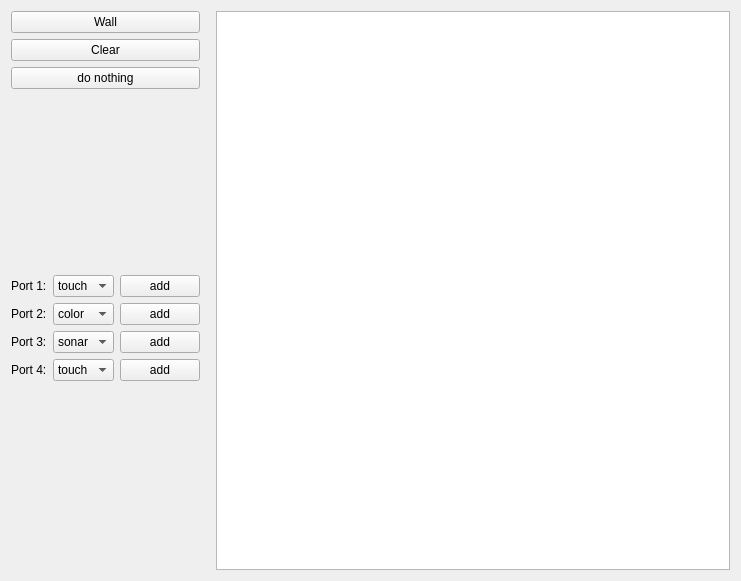
This is qrgui/interpreters/robots/details/d2RobotModel/d2Form.ui in qreal/qreal as Qt 5 draws it before an edit. The edited form follows.
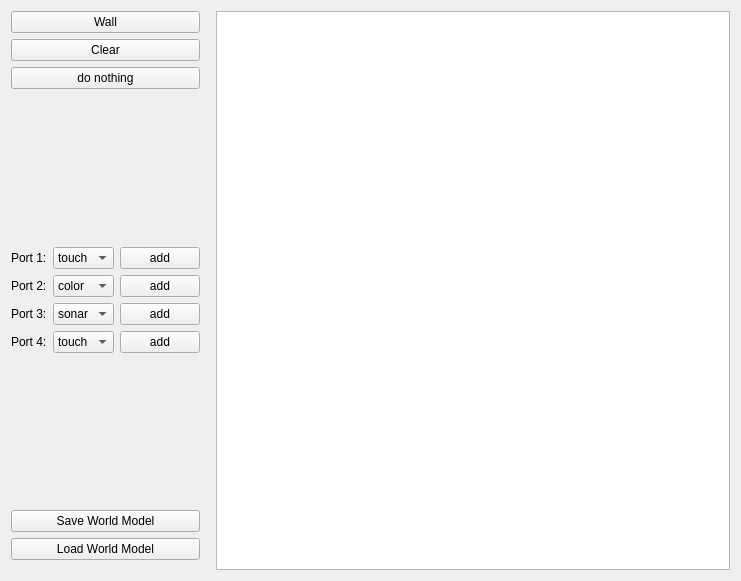
This is the edited form.

Commit message: Saving/loading of walls in world model

Diff of the .ui file:
```diff
--- a/qrgui/interpreters/robots/details/d2RobotModel/d2Form.ui
+++ b/qrgui/interpreters/robots/details/d2RobotModel/d2Form.ui
@@ -232,6 +232,20 @@
        </item>
       </layout>
      </item>
+     <item row="8" column="0">
+      <widget class="QPushButton" name="saveWorldModelPushButton">
+       <property name="text">
+        <string>Save World Model</string>
+       </property>
+      </widget>
+     </item>
+     <item row="9" column="0">
+      <widget class="QPushButton" name="loadWorldModelPushButton">
+       <property name="text">
+        <string>Load World Model</string>
+       </property>
+      </widget>
+     </item>
     </layout>
    </item>
    <item row="0" column="9">
```
The commit also changes 4 other files.
